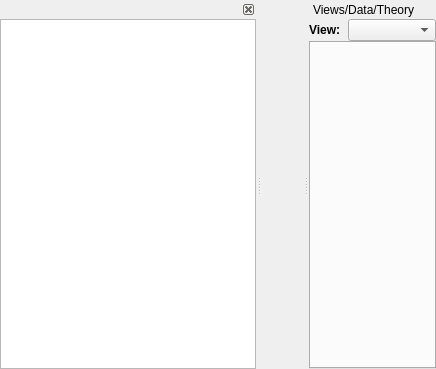
Above: RepTate/gui/QApplicationWindow.ui from jorge-ramirez-upm/RepTate before the change. Below: the same form after it.
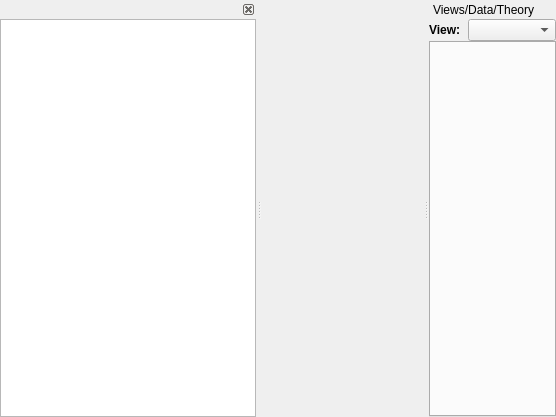
That is the form after the change. Icons and pictures are not drawn.

The edit to the form file:
```diff
--- a/RepTate/gui/QApplicationWindow.ui
+++ b/RepTate/gui/QApplicationWindow.ui
@@ -6,8 +6,8 @@
    <rect>
     <x>0</x>
     <y>0</y>
-    <width>436</width>
-    <height>369</height>
+    <width>556</width>
+    <height>417</height>
    </rect>
   </property>
   <property name="windowTitle">
```
Left out of the diff: 120 changed lines with no effect on the pictures.
